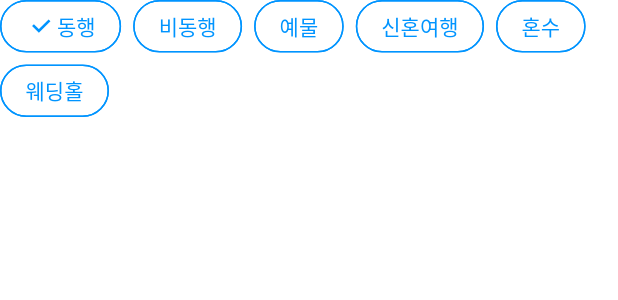
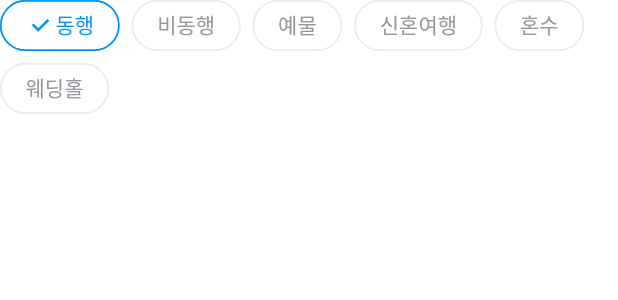
Before and after one commit to dears-swm-15th/dears-fe, a Flutter app: the ReviewKeywordChips widget shown alone on an empty page, opened directly, on a phone screen of 412 x 824 dp. Shown: the top 300 px of the screen. Run offline on Flutter 3.47's test engine with Material 3 defaults, Android fonts, the phone set to English and light mode, and no system bars; our stand-ins replace dio, flutter_hooks, freezed_annotation, go_router, hooks_riverpod, pretty_dio_logger and 3 more; missing offline and left inert: stomp_dart_client; accounts and stored records are empty; generated files the repository leaves out were written again; network calls fail; statements that could not run were skipped.

Commit message:
feat: change chip color when selected

```diff
--- a/lib/pages/search_page.dart
+++ b/lib/pages/search_page.dart
@@ -36,8 +36,16 @@ class SearchPage extends ConsumerWidget {
                 onDeleted: () => ref
                     .read(recentSearchWordsProvider.notifier)
                     .removeAt(index),
-                deleteIcon: const Icon(DearsIcons.close, size: 16),
-                label: Text(label),
+                deleteIcon: const Icon(
+                  DearsIcons.close,
+                  size: 16,
+                  color: gray600,
+                ),
+                side: const BorderSide(color: gray100),
+                label: Text(
+                  label,
+                  style: const TextStyle(color: gray800),
+                ),
               );
             }),
           ),
--- a/lib/utils/theme.dart
+++ b/lib/utils/theme.dart
@@ -151,14 +151,12 @@ final ThemeData theme = ThemeData(
   ),
   chipTheme: const ChipThemeData(
     color: WidgetStatePropertyAll(white),
-    checkmarkColor: blue500,
     labelPadding: EdgeInsets.zero,
     padding: EdgeInsets.symmetric(horizontal: 16, vertical: 6),
-    side: BorderSide(color: blue500),
     shape: RoundedRectangleBorder(
       borderRadius: BorderRadius.all(Radius.circular(30)),
     ),
-    labelStyle: TextStyle(color: blue500, fontWeight: FontWeight.w500),
+    labelStyle: bodySmall,
   ),
   filledButtonTheme: FilledButtonThemeData(
     style: FilledButton.styleFrom(
--- a/lib/widgets/review_keyword_chips.dart
+++ b/lib/widgets/review_keyword_chips.dart
@@ -1,3 +1,4 @@
+import 'package:dears/utils/theme.dart';
 import 'package:flutter/material.dart';
 import 'package:flutter_hooks/flutter_hooks.dart';
 
@@ -21,8 +22,16 @@ class ReviewKeywordChips extends HookWidget {
       selectedIndexes.value = [...selectedIndexes.value];
     });
 
-    final selected = useCallback((int groupIndex, int keywordIndex) {
+    final isSelected = useCallback((int groupIndex, int keywordIndex) {
       return selectedIndexes.value[groupIndex] == keywordIndex;
+    });
+
+    final selectedBorderColor = useCallback((bool isSelected) {
+      return isSelected ? blue500 : gray100;
+    });
+
+    final selectedTextColor = useCallback((bool isSelected) {
+      return isSelected ? blue500 : gray600;
     });
 
     final children = useCallback(() sync* {
@@ -32,20 +41,32 @@ class ReviewKeywordChips extends HookWidget {
         }
 
         if (group.length == 1) {
+          final selected = isSelected(i, 1);
           yield FilterChip(
             onSelected: (value) => onSelected(i, value ? 1 : 0),
-            selected: selected(i, 1),
-            label: Text(group[0]),
+            selected: selected,
+            side: BorderSide(color: selectedBorderColor(selected)),
+            checkmarkColor: blue500,
+            label: Text(
+              group[0],
+              style: TextStyle(color: selectedTextColor(selected)),
+            ),
           );
 
           continue;
         }
 
         for (final (j, keyword) in group.indexed) {
+          final selected = isSelected(i, j);
           yield ChoiceChip(
             onSelected: (value) => onSelected(i, j),
-            selected: selected(i, j),
-            label: Text(keyword),
+            selected: selected,
+            side: BorderSide(color: selectedBorderColor(selected)),
+            checkmarkColor: blue500,
+            label: Text(
+              keyword,
+              style: TextStyle(color: selectedTextColor(selected)),
+            ),
           );
         }
       }
```
